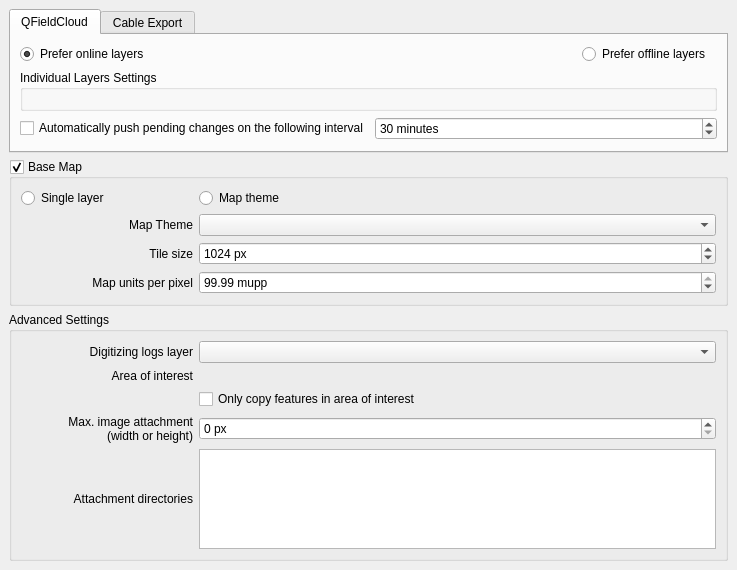
opengisch/qfieldsync, file qfieldsync/ui/project_configuration_widget.ui: the form before one commit.
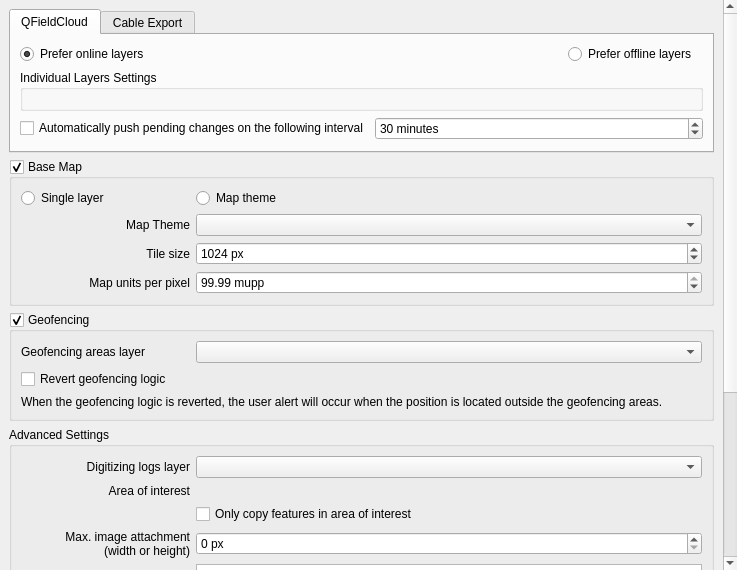
The form after the commit. Custom widgets are drawn as their Qt base class.

Commit message: Implement geofencing settings in the project properties' QField panel

```diff
--- a/qfieldsync/ui/project_configuration_widget.ui
+++ b/qfieldsync/ui/project_configuration_widget.ui
@@ -356,6 +356,48 @@
          </layout>
         </widget>
        </item>
+       <item>
+        <widget class="QgsCollapsibleGroupBox" name="geofencingGroupBox">
+         <property name="title">
+          <string>Geofencing</string>
+         </property>
+         <property name="checkable">
+          <bool>true</bool>
+         </property>
+         <property name="saveCheckedState">
+          <bool>true</bool>
+         </property>
+         <layout class="QGridLayout" name="geofencingGridLayout" columnstretch="1,3">
+          <item row="0" column="0">
+           <widget class="QLabel" name="geofencingLayerLabel">
+            <property name="text">
+             <string>Geofencing areas layer</string>
+            </property>
+           </widget>
+          </item>
+          <item row="0" column="1">
+           <widget class="QgsMapLayerComboBox" name="geofencingLayerComboBox"/>
+          </item>
+          <item row="1" column="0" colspan="2">
+           <widget class="QCheckBox" name="geofencingInvertLogicCheckBox">
+            <property name="text">
+             <string>Revert geofencing logic</string>
+            </property>
+           </widget>
+          </item>
+          <item row="2" column="0" colspan="2">
+           <widget class="QLabel" name="geofencingInvertedLogicLabel">
+            <property name="text">
+             <string>When the geofencing logic is reverted, the user alert will occur when the position is located outside the geofencing areas.</string>
+            </property>
+            <property name="wordWrap">
+             <bool>true</bool>
+            </property>
+           </widget>
+          </item>
+         </layout>
+        </widget>
+       </item>
        <item>
         <widget class="QgsCollapsibleGroupBox" name="advancedSettingsGroupBox">
          <property name="title">
```
The commit also changes 2 other files.
